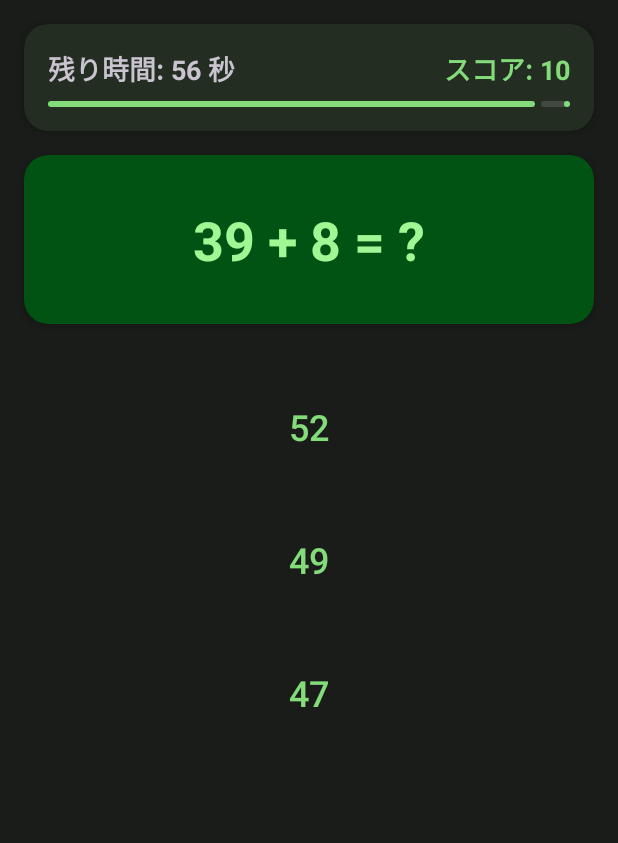
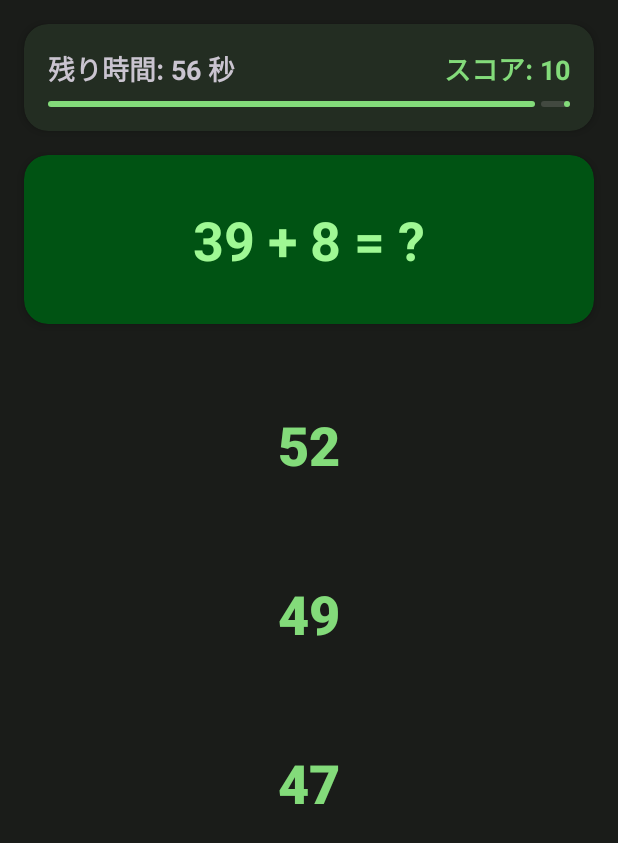
Before and after one commit to morihaya/android-simplue-calculation-game, an Android app: the GameActivity screen opened directly, with no data from a screen before it, after a tap on "14", on a phone screen of 412 x 824 dp. Shown: the top 843 px of the screen. Run offline under Robolectric (Android 15) with nearby library versions, the phone set to English and light mode, and no system bars.

Commit message:
feat: Enhance button interactions and styles in GameActivity
- Added animation effects for choice buttons on click.
- Updated text size and style for choice buttons in layout.
- Improved ripple effect and button styles in themes.

```diff
--- a/app/src/main/java/com/example/calculationgame/GameActivity.kt
+++ b/app/src/main/java/com/example/calculationgame/GameActivity.kt
@@ -63,17 +63,29 @@ class GameActivity : AppCompatActivity() {
     }
 
     private fun setupChoiceButtons() {
-        choice1Button.setOnClickListener {
-            checkAnswer(choice1Button.text.toString().toInt())
+        val clickListener = { button: Button ->
+            // ボタンをタップしたときのアニメーション効果
+            button.animate()
+                .scaleX(0.95f)
+                .scaleY(0.95f)
+                .setDuration(100)
+                .withEndAction {
+                    button.animate()
+                        .scaleX(1.0f)
+                        .scaleY(1.0f)
+                        .setDuration(100)
+                        .withEndAction {
+                            // アニメーション完了後に回答をチェック
+                            checkAnswer(button.text.toString().toInt())
+                        }
+                        .start()
+                }
+                .start()
         }
 
-        choice2Button.setOnClickListener {
-            checkAnswer(choice2Button.text.toString().toInt())
-        }
-
-        choice3Button.setOnClickListener {
-            checkAnswer(choice3Button.text.toString().toInt())
-        }
+        choice1Button.setOnClickListener { clickListener(choice1Button) }
+        choice2Button.setOnClickListener { clickListener(choice2Button) }
+        choice3Button.setOnClickListener { clickListener(choice3Button) }
     }
 
     private fun nextQuestion() {
@@ -105,13 +117,13 @@ class GameActivity : AppCompatActivity() {
     }
 
     private fun showCorrectAnswerFeedback() {
-        // 正解時のトースト表示とアニメーション
+        // 正解時のトースト表示
         Toast.makeText(this, "正解!", Toast.LENGTH_SHORT).show()
 
         // スコア表示のアニメーション
         scoreTextView.animate()
-            .scaleX(1.2f)
-            .scaleY(1.2f)
+            .scaleX(1.5f)
+            .scaleY(1.5f)
             .setDuration(200)
             .withEndAction {
                 scoreTextView.animate()
@@ -121,11 +133,27 @@ class GameActivity : AppCompatActivity() {
                     .start()
             }
             .start()
+
+        // 問題カード全体を一瞬緑色に
+        val questionCard = findViewById<com.google.android.material.card.MaterialCardView>(R.id.questionCard)
+        val originalCardColor = questionCard.cardBackgroundColor.defaultColor
+        questionCard.setCardBackgroundColor(getColor(R.color.correct_answer))
+        questionCard.postDelayed({
+            questionCard.setCardBackgroundColor(originalCardColor)
+        }, 300)
     }
 
     private fun showIncorrectAnswerFeedback(correctAnswer: Int) {
         // 不正解時のトースト表示
         Toast.makeText(this, "不正解! 正解は $correctAnswer", Toast.LENGTH_SHORT).show()
+
+        // 問題カード全体を一瞬赤色に
+        val questionCard = findViewById<com.google.android.material.card.MaterialCardView>(R.id.questionCard)
+        val originalCardColor = questionCard.cardBackgroundColor.defaultColor
+        questionCard.setCardBackgroundColor(getColor(R.color.wrong_answer))
+        questionCard.postDelayed({
+            questionCard.setCardBackgroundColor(originalCardColor)
+        }, 300)
     }
 
     private fun startTimer() {
--- a/app/src/main/res/drawable/button_choice_ripple.xml
+++ b/app/src/main/res/drawable/button_choice_ripple.xml
@@ -3,9 +3,9 @@
     android:color="?attr/colorPrimaryVariant">
     <item>
         <shape android:shape="rectangle">
-            <stroke android:color="?attr/colorPrimary" android:width="2dp" />
-            <corners android:radius="16dp" />
-            <solid android:color="@android:color/transparent" />
+            <stroke android:color="?attr/colorPrimary" android:width="3dp" />
+            <corners android:radius="20dp" />
+            <solid android:color="?attr/colorSurface" />
         </shape>
     </item>
 </ripple>
--- a/app/src/main/res/layout/activity_game.xml
+++ b/app/src/main/res/layout/activity_game.xml
@@ -104,7 +104,8 @@
             android:layout_width="match_parent"
             android:layout_height="wrap_content"
             android:text="12"
-            android:textSize="24sp"
+            android:textSize="36sp"
+            android:textStyle="bold"
             android:layout_marginBottom="16dp"
             style="@style/Widget.CalculationGame.Button.Choice"/>
 
@@ -113,7 +114,8 @@
             android:layout_width="match_parent"
             android:layout_height="wrap_content"
             android:text="13"
-            android:textSize="24sp"
+            android:textSize="36sp"
+            android:textStyle="bold"
             android:layout_marginBottom="16dp"
             style="@style/Widget.CalculationGame.Button.Choice"/>
 
@@ -122,7 +124,8 @@
             android:layout_width="match_parent"
             android:layout_height="wrap_content"
             android:text="14"
-            android:textSize="24sp"
+            android:textSize="36sp"
+            android:textStyle="bold"
             style="@style/Widget.CalculationGame.Button.Choice"/>
     </LinearLayout>
 
--- a/app/src/main/res/values/themes.xml
+++ b/app/src/main/res/values/themes.xml
@@ -76,13 +76,15 @@
 
     <!-- 選択肢ボタンスタイル -->
     <style name="Widget.CalculationGame.Button.Choice" parent="Widget.Material3.Button.OutlinedButton">
-        <item name="android:textSize">20sp</item>
-        <item name="android:paddingTop">16dp</item>
-        <item name="android:paddingBottom">16dp</item>
-        <item name="cornerRadius">16dp</item>
+        <item name="android:textSize">36sp</item>
+        <item name="android:textStyle">bold</item>
+        <item name="android:paddingTop">20dp</item>
+        <item name="android:paddingBottom">20dp</item>
+        <item name="cornerRadius">20dp</item>
         <item name="strokeColor">?attr/colorPrimary</item>
-        <item name="strokeWidth">2dp</item>
+        <item name="strokeWidth">3dp</item>
         <item name="android:background">@drawable/button_choice_ripple</item>
         <item name="rippleColor">?attr/colorPrimary</item>
+        <item name="android:textColor">?attr/colorPrimary</item>
     </style>
 </resources>
```
